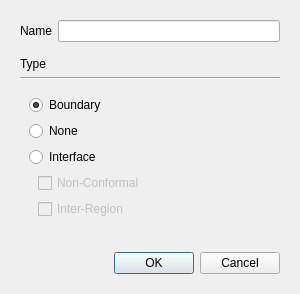
First picture: the form in src/foammesh/view/geometry/surface_dialog.ui, repository TheErevnaa/FoamMesh, before the edit.
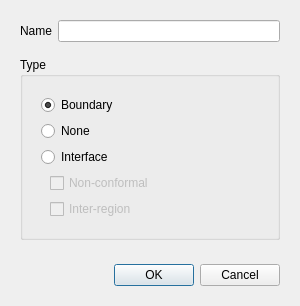
Second picture: the form after the edit.

What changed in the file:
```diff
--- a/src/foammesh/view/geometry/surface_dialog.ui
+++ b/src/foammesh/view/geometry/surface_dialog.ui
@@ -46,19 +46,11 @@
        </widget>
       </item>
       <item>
-       <widget class="QLabel" name="label_2">
-        <property name="text">
+       <widget class="QGroupBox" name="typeGroup">
+        <property name="title">
          <string>Type</string>
         </property>
-       </widget>
-      </item>
-      <item>
-       <widget class="Line" name="line">
-        <property name="orientation">
-         <enum>Qt::Horizontal</enum>
-        </property>
-       </widget>
-      </item>
+        <layout class="QVBoxLayout" name="typeGroupLayout">
       <item>
        <widget class="QWidget" name="widget_2" native="true">
         <layout class="QVBoxLayout" name="verticalLayout_11">
@@ -110,15 +102,18 @@
             <item>
              <widget class="QCheckBox" name="nonConformal">
               <property name="text">
-               <string>Non-Conformal</string>
+                 <string>Non-conformal</string>
               </property>
              </widget>
             </item>
             <item>
              <widget class="QCheckBox" name="interRegion">
               <property name="text">
-               <string>Inter-Region</string>
-              </property>
+                 <string>Inter-region</string>
+                </property>
+               </widget>
+              </item>
+             </layout>
              </widget>
             </item>
            </layout>
```
Left out of the diff: 5 changed lines with no effect on the pictures. Lines whose indentation alone changed are shown as unchanged.
